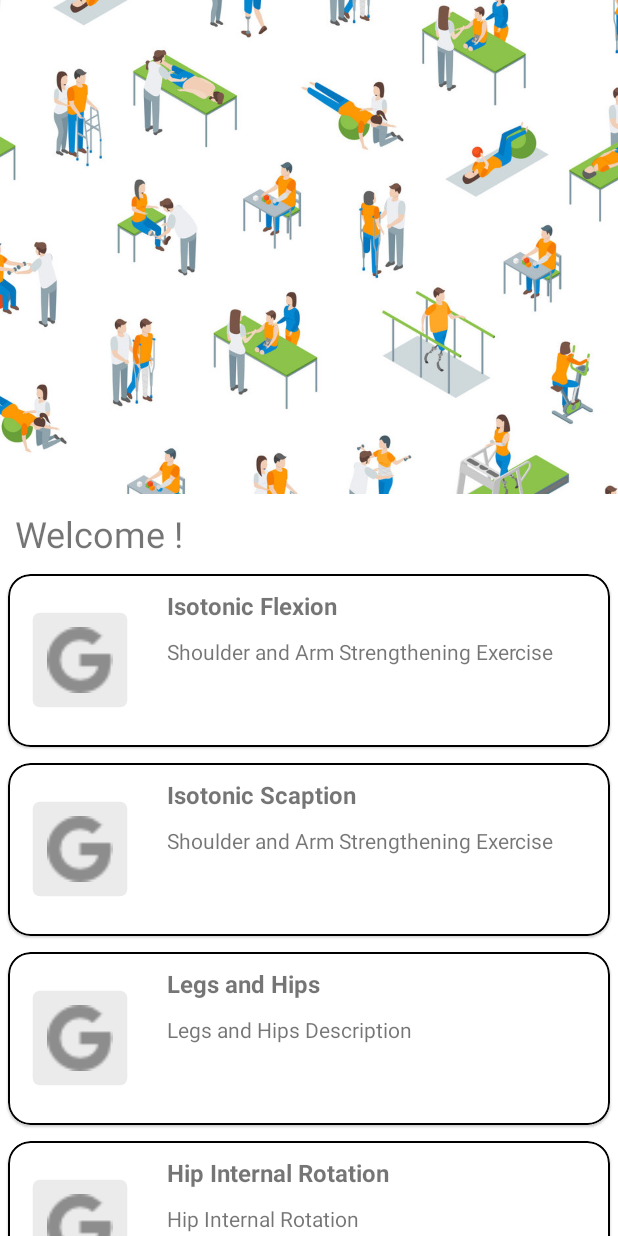
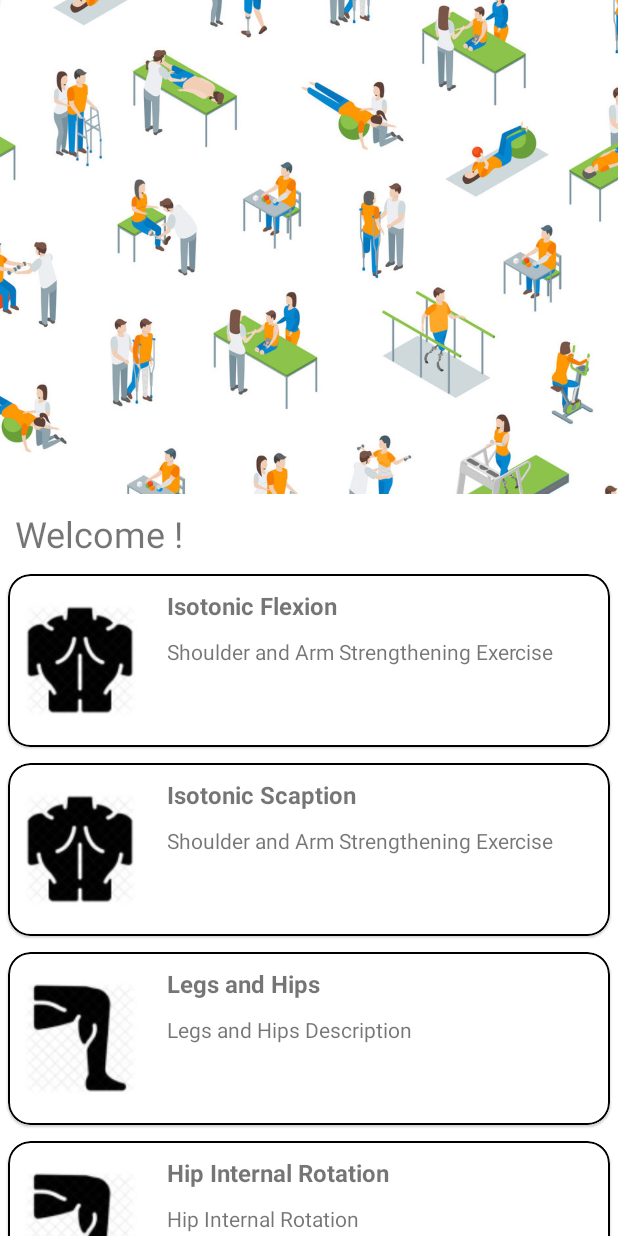
Before and after one commit to AdityaPadia/PoseLandmarker, an Android app: the screen it shows after launch once a user with an empty profile is signed in (HomeActivity), on a phone screen of 412 x 824 dp. Run offline under Robolectric (Android 15) with nearby library versions, the phone set to English and light mode, and no system bars; our stand-ins replace Room's generated code; libraries missing offline, so code that uses them is left out: androidx.camera.core, androidx.camera.lifecycle; 13 statements that could not run were skipped.

```diff
--- a/android/app/src/main/java/com/google/mediapipe/examples/poselandmarker/Exercise.kt
+++ b/android/app/src/main/java/com/google/mediapipe/examples/poselandmarker/Exercise.kt
@@ -10,5 +10,6 @@ data class Exercise(
     val name: String,
     val description: String,
     val uri: String,
+    val resID: Int,
     val pairs: List<Pair<Int, Int>>,
     val resultBundle: PoseLandmarkerHelper.ResultBundle?)
--- a/android/app/src/main/java/com/google/mediapipe/examples/poselandmarker/HomeActivity.kt
+++ b/android/app/src/main/java/com/google/mediapipe/examples/poselandmarker/HomeActivity.kt
@@ -35,6 +35,7 @@ class HomeActivity : AppCompatActivity() {
             "Isotonic Flexion",
             "Shoulder and Arm Strengthening Exercise",
             "android.resource://$packageName/${R.raw.isotonic_flexsion}",
+            R.raw.arms,
             listOf(
                 Pair(12, 14),
                 Pair(11, 13),
@@ -49,6 +50,7 @@ class HomeActivity : AppCompatActivity() {
             "Isotonic Scaption",
             "Shoulder and Arm Strengthening Exercise",
             "android.resource://$packageName/${R.raw.isotonic_scaption}",
+            R.raw.arms,
             listOf(
                 Pair(12, 14),
                 Pair(11, 13),
@@ -63,6 +65,7 @@ class HomeActivity : AppCompatActivity() {
             "Legs and Hips",
             "Legs and Hips Description",
             "android.resource://$packageName/${R.raw.legsandhips}",
+            R.raw.legs,
             listOf(
                 Pair(23, 24),
                 Pair(24, 26),
@@ -79,6 +82,7 @@ class HomeActivity : AppCompatActivity() {
             "Hip Internal Rotation",
             "Hip Internal Rotation",
             "android.resource://$packageName/${R.raw.hip_internal_rotation}",
+            R.raw.legs,
             listOf(
                 Pair(23, 24),
                 Pair(24, 26),
@@ -94,6 +98,7 @@ class HomeActivity : AppCompatActivity() {
             "Short Arc Quad",
             "Leg Strengthening Exercise",
             "android.resource://$packageName/${R.raw.short_arc_quad}",
+            R.raw.legs,
             listOf(
                 Pair(24, 26),
                 Pair(23, 25),
@@ -110,6 +115,7 @@ class HomeActivity : AppCompatActivity() {
         bundle1.putString("exerciseDescription", exercise1.description)
         bundle1.putString("uri", exercise1.uri)
         bundle1.putString("pairs", exercise1.pairs.toString())
+        bundle1.putString("imageResID", exercise1.resID.toString())
 
 
         val fragment1 = ItemFragment()
@@ -120,6 +126,7 @@ class HomeActivity : AppCompatActivity() {
         bundle2.putString("exerciseDescription", exercise2.description)
         bundle2.putString("uri", exercise2.uri)
         bundle2.putString("pairs", exercise2.pairs.toString())
+        bundle2.putString("imageResID", exercise2.resID.toString())
 
 
         val fragment2 = ItemFragment()
@@ -130,6 +137,7 @@ class HomeActivity : AppCompatActivity() {
         bundle4.putString("exerciseDescription", exercise3.description)
         bundle4.putString("uri", exercise3.uri)
         bundle4.putString("pairs", exercise3.pairs.toString())
+        bundle4.putString("imageResID", exercise4.resID.toString())
 
         val fragment4 = ItemFragment()
         fragment4.arguments = bundle4
@@ -140,6 +148,7 @@ class HomeActivity : AppCompatActivity() {
         bundle5.putString("exerciseDescription", exercise4.description)
         bundle5.putString("uri", exercise4.uri)
         bundle5.putString("pairs", exercise4.pairs.toString())
+        bundle5.putString("imageResID", exercise4.resID.toString())
 
         val fragment5 = ItemFragment()
         fragment5.arguments = bundle5
@@ -149,6 +158,7 @@ class HomeActivity : AppCompatActivity() {
         bundle3.putString("exerciseDescription", exercise5.description)
         bundle3.putString("uri", exercise5.uri)
         bundle3.putString("pairs", exercise5.pairs.toString())
+        bundle3.putString("imageResID", exercise5.resID.toString())
 
         val fragment3 = ItemFragment()
         fragment3.arguments = bundle3
--- a/android/app/src/main/java/com/google/mediapipe/examples/poselandmarker/ItemFragment.kt
+++ b/android/app/src/main/java/com/google/mediapipe/examples/poselandmarker/ItemFragment.kt
@@ -47,10 +47,11 @@ class ItemFragment : Fragment() {
         tvDescription.text = arguments?.getString("exerciseDescription")
         val uri = arguments?.getString("uri").toString()
         val pairList = arguments?.getString("pairs").toString()
+        val imageResID = arguments?.getString("imageResID")?.toInt()
 
-//        Log.i("pairsList after conversion", pairsList.toString())
-
-
+        if (imageResID != null) {
+            ivExercisePicture.setImageResource(imageResID)
+        }
 
         view.setOnClickListener {
             Log.i("URI", uri)
--- a/android/app/src/main/java/com/google/mediapipe/examples/poselandmarker/fragment/CameraFragment.kt
+++ b/android/app/src/main/java/com/google/mediapipe/examples/poselandmarker/fragment/CameraFragment.kt
@@ -159,6 +159,8 @@ class CameraFragment : Fragment(), PoseLandmarkerHelper.LandmarkerListener, Over
                 poseLandmarkerHelperListener = this
             )
         }
+
+
 
         // Attach listeners to UI control widgets
         initBottomSheetControls()
--- a/android/app/src/main/java/com/google/mediapipe/examples/poselandmarker/fragment/GalleryFragment.kt
+++ b/android/app/src/main/java/com/google/mediapipe/examples/poselandmarker/fragment/GalleryFragment.kt
@@ -395,15 +395,15 @@ class GalleryFragment : Fragment(), PoseLandmarkerHelper.LandmarkerListener {
 
     fun playVideo() {
         if (isVideoPaused) {
-            totalPausedDurationMs += SystemClock.uptimeMillis() - videoPauseStartTimeMs
-            videoStartTimeMs = SystemClock.uptimeMillis() - videoElapsedTimeMs
-            fragmentGalleryBinding.videoView.start()
-//            isVideoPaused = false
-//            Log.i("isVideoPaused", isVideoPaused.toString())
-//            resultIndex = lastResultIndex
-//            fragmentGalleryBinding.videoView.start()
+            mediaPlayer.setOnCompletionListener {
+                totalPausedDurationMs += SystemClock.uptimeMillis() - videoPauseStartTimeMs
+                videoStartTimeMs = SystemClock.uptimeMillis() - videoElapsedTimeMs
+                fragmentGalleryBinding.videoView.start()
+                isVideoPaused = false
+            }
+
         }
-        isVideoPaused = false
+//        isVideoPaused = false
 
     }
 
```
